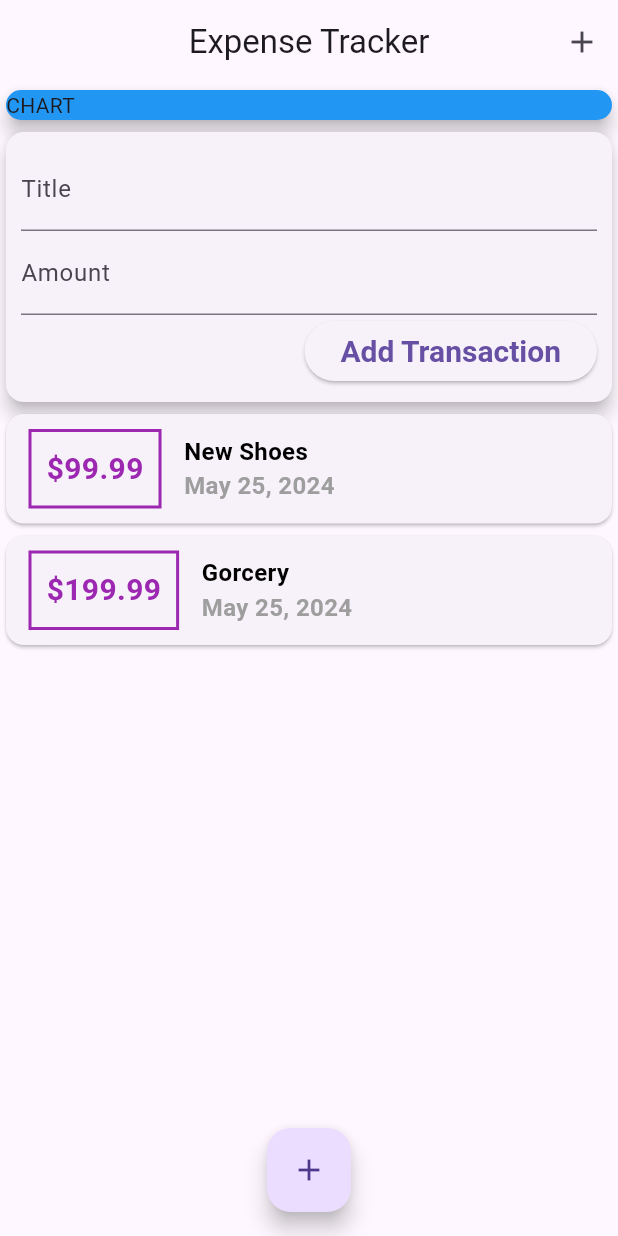
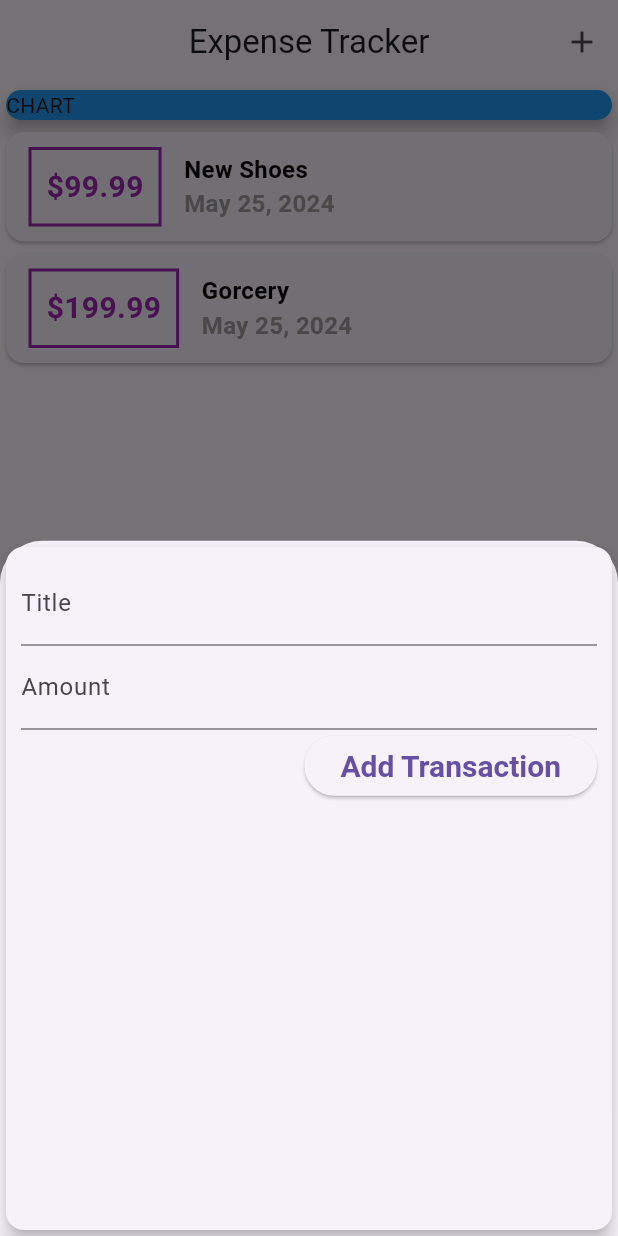
Before and after one commit to asadullah43/personal-expense-tracker, a Flutter app: the screen it shows after launch, after a tap on the "add" icon, on a phone screen of 412 x 824 dp. Run offline on Flutter 3.47's test engine with Material 3 defaults, Android fonts, the phone set to English and light mode, and no system bars.

```diff
--- a/lib/main.dart
+++ b/lib/main.dart
@@ -1,4 +1,7 @@
-import 'package:expense_tracker/widgets/user_transaction.dart';
+import 'package:expense_tracker/models/transaction.dart';
+import 'package:expense_tracker/widgets/new_transaction.dart';
+import 'package:expense_tracker/widgets/transaction_list.dart';
+
 import 'package:flutter/material.dart';
 
 void main() {
@@ -20,8 +23,50 @@ class MyApp extends StatelessWidget {
   }
 }
 
-class MyHomePage extends StatelessWidget {
+class MyHomePage extends StatefulWidget {
   const MyHomePage({super.key});
+
+  @override
+  State<MyHomePage> createState() => _MyHomePageState();
+}
+
+class _MyHomePageState extends State<MyHomePage> {
+  final List<Transaction> _userTransactions = [
+    Transaction(
+      id: 't1',
+      title: 'New Shoes',
+      amount: 99.99,
+      date: DateTime.now(),
+    ),
+    Transaction(
+      id: 't2',
+      title: 'Gorcery',
+      amount: 199.99,
+      date: DateTime.now(),
+    ),
+  ];
+  void _addNewTransaction(String title, double amount) {
+    final newTx = Transaction(
+        id: DateTime.now().toString(),
+        title: title,
+        amount: amount,
+        date: DateTime.now());
+
+    setState(() {
+      _userTransactions.add(newTx);
+    });
+  }
+
+  void startAddNewTransaction(BuildContext context) {
+    showModalBottomSheet(
+        context: context,
+        builder: (_) {
+          return GestureDetector(
+              onTap: () {},
+              behavior: HitTestBehavior.opaque,
+              child: NewTransaction(addTx: _addNewTransaction));
+        });
+  }
 
   @override
   Widget build(BuildContext context) {
@@ -31,16 +76,16 @@ class MyHomePage extends StatelessWidget {
         centerTitle: true,
         actions: [
           IconButton(
-            onPressed: () {},
+            onPressed: () => startAddNewTransaction(context),
             icon: const Icon(Icons.add),
           ),
         ],
       ),
-      body: const SingleChildScrollView(
+      body: SingleChildScrollView(
         child: Column(
           crossAxisAlignment: CrossAxisAlignment.stretch,
           children: [
-            SizedBox(
+            const SizedBox(
               width: double.infinity,
               child: Card(
                 color: Colors.blue,
@@ -48,13 +93,13 @@ class MyHomePage extends StatelessWidget {
                 child: Text('CHART'),
               ),
             ),
-            UserTransaction(),
+            TransactionList(transactions: _userTransactions)
           ],
         ),
       ),
       floatingActionButtonLocation: FloatingActionButtonLocation.centerFloat,
       floatingActionButton: FloatingActionButton(
-        onPressed: () {},
+        onPressed: () => startAddNewTransaction(context),
         child: const Icon(Icons.add),
       ),
     );
--- a/lib/widgets/new_transaction.dart
+++ b/lib/widgets/new_transaction.dart
@@ -1,12 +1,20 @@
 import 'package:flutter/material.dart';
 
-class NewTransaction extends StatelessWidget {
+class NewTransaction extends StatefulWidget {
   final Function addTx;
 
+
+  const NewTransaction({super.key, required this.addTx});
+
+  @override
+  State<NewTransaction> createState() => _NewTransactionState();
+}
+
+class _NewTransactionState extends State<NewTransaction> {
   final titleController = TextEditingController();
+
   final amountController = TextEditingController();
 
-  NewTransaction({super.key, required this.addTx});
   void submitData() {
     final enteredTitle = titleController.text;
     final enteredAmount = double.parse(amountController.text);
@@ -14,7 +22,7 @@ class NewTransaction extends StatelessWidget {
     if (enteredTitle.isEmpty || enteredAmount <= 0) {
       return;
     }
-    addTx(
+    widget.addTx(
       enteredTitle,
       enteredAmount,
     );
--- a/lib/widgets/user_transaction.dart
+++ /dev/null
@@ -1,53 +0,0 @@
-import 'package:expense_tracker/models/transaction.dart';
-import 'package:expense_tracker/widgets/new_transaction.dart';
-import 'package:expense_tracker/widgets/transaction_list.dart';
-import 'package:flutter/material.dart';
-
-class UserTransaction extends StatefulWidget {
-  const UserTransaction({super.key});
-
-  @override
-  State<UserTransaction> createState() => _UserTransactionState();
-}
-
-class _UserTransactionState extends State<UserTransaction> {
-  final List<Transaction> _userTransactions = [
-    Transaction(
-      id: 't1',
-      title: 'New Shoes',
-      amount: 99.99,
-      date: DateTime.now(),
-    ),
-    Transaction(
-      id: 't2',
-      title: 'Gorcery',
-      amount: 199.99,
-      date: DateTime.now(),
-    ),
-  ];
-  void _addNewTransaction(String title, double amount) {
-    final newTx = Transaction(
-        id: DateTime.now().toString(),
-        title: title,
-        amount: amount,
-        date: DateTime.now());
-
-    setState(() {
-      _userTransactions.add(newTx);
-    });
-  }
-
-  @override
-  Widget build(BuildContext context) {
-    return Column(
-      children: [
-        NewTransaction(
-          addTx: _addNewTransaction,
-        ),
-        TransactionList(
-          transactions: _userTransactions,
-        ),
-      ],
-    );
-  }
-}
```
